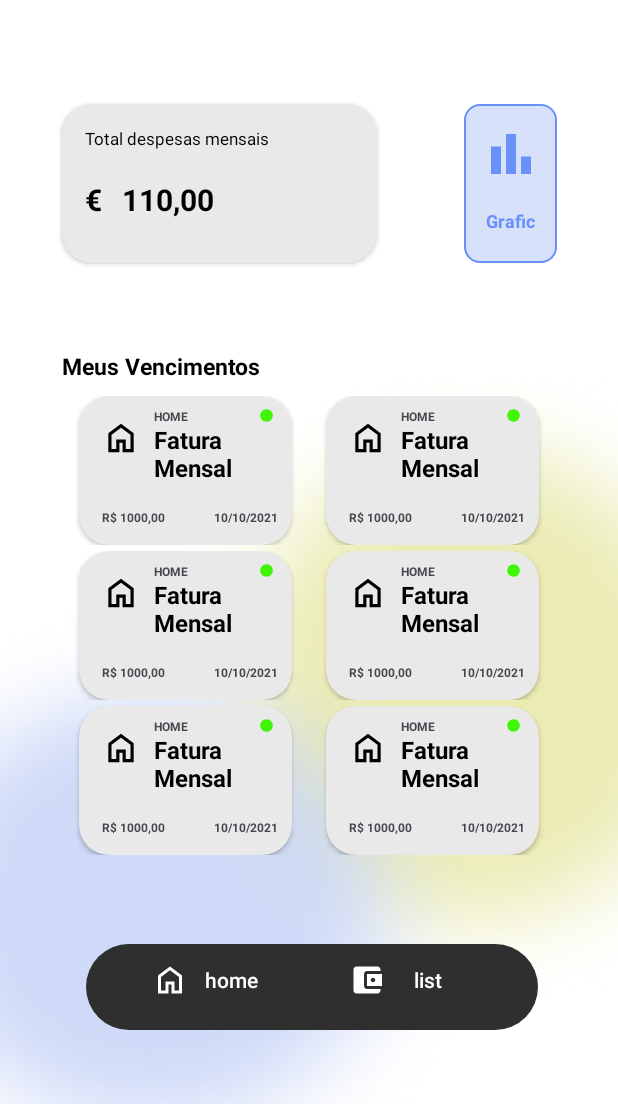
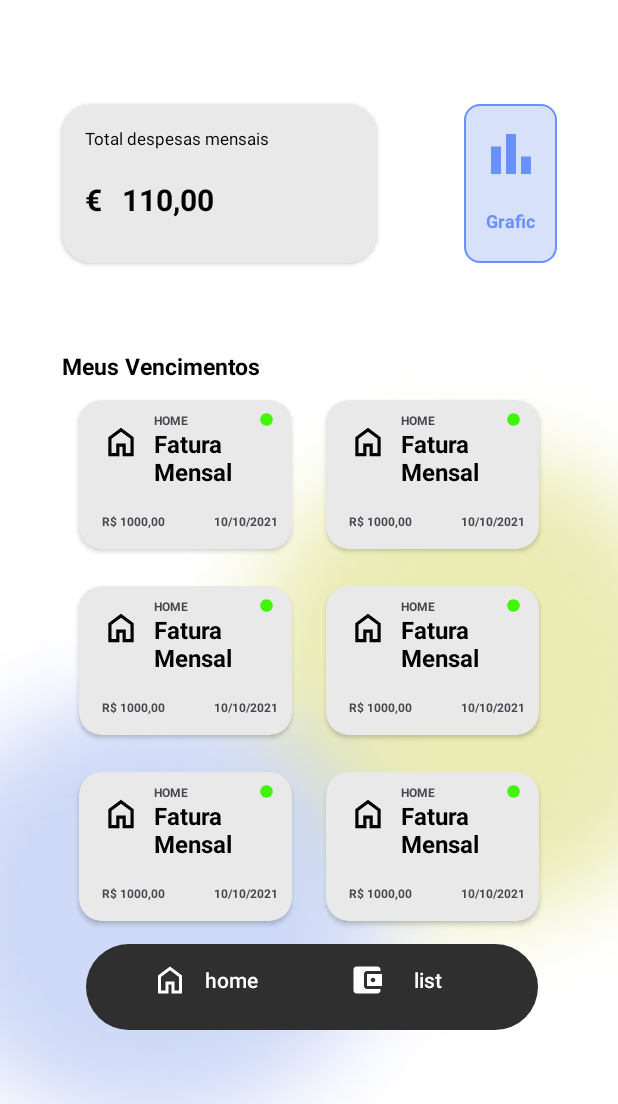
Before and after one commit to BrunoHPBarbosa/FinanceTrack, an Android app: the HomeActivity screen opened directly, with no data from a screen before it, on a phone screen of 412 x 824 dp, the part 132-1236 px from its top. Run offline under Robolectric (Android 15) with nearby library versions, the phone set to English and light mode, and no system bars; our stand-ins replace Room's generated code.

Commit message:
espaçmento dos cards da home

```diff
--- a/app/src/main/res/layout/card_recycler_home.xml
+++ b/app/src/main/res/layout/card_recycler_home.xml
@@ -9,9 +9,11 @@
     <androidx.cardview.widget.CardView
         android:layout_width="142dp"
         android:layout_height="99dp"
+        android:layout_marginTop="5dp"
+        android:layout_marginBottom="15dp"
         android:backgroundTint="#E9E9E9"
         android:foreground="?android:selectableItemBackground"
-        app:cardCornerRadius="20dp"
+        app:cardCornerRadius="15dp"
         app:layout_constraintBottom_toBottomOf="parent"
         app:layout_constraintEnd_toEndOf="parent"
         app:layout_constraintHorizontal_bias="0.496"
--- a/app/src/main/res/layout/home_layout.xml
+++ b/app/src/main/res/layout/home_layout.xml
@@ -82,13 +82,14 @@
         android:id="@+id/rv_home"
         android:layout_width="330dp"
         android:layout_height="wrap_content"
-        android:layout_marginBottom="10dp"
+        android:layout_marginBottom="20dp"
+        android:layout_marginTop="10dp"
         android:maxWidth="10dp"
         android:maxHeight="50dp"
         app:layout_constraintBottom_toTopOf="@+id/linearLayout2"
         app:layout_constraintStart_toStartOf="@+id/textView5"
         app:layout_constraintTop_toBottomOf="@+id/textView5"
-        app:layout_constraintVertical_bias="0.129" />
+        app:layout_constraintVertical_bias="0.212" />
 
     <LinearLayout
         android:id="@+id/linearLayout2"
```
